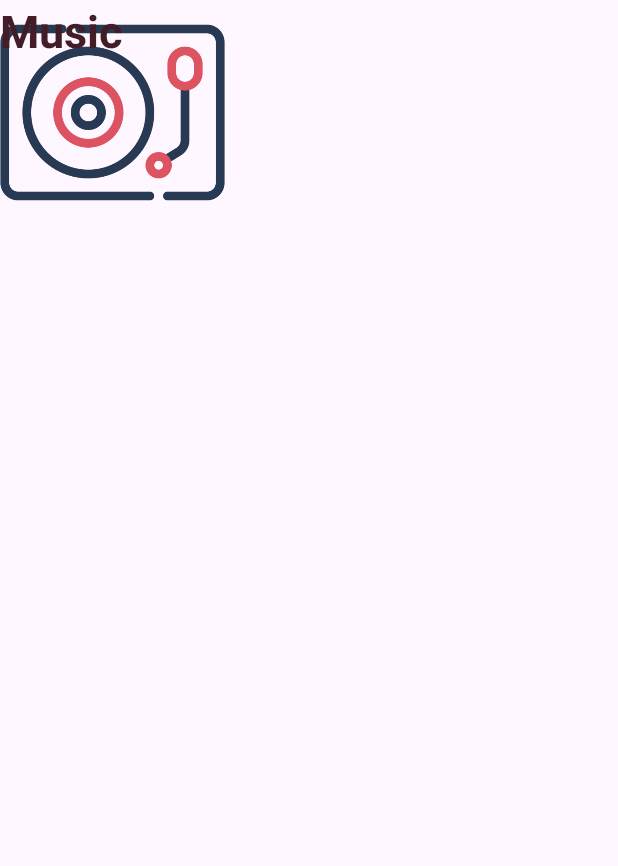
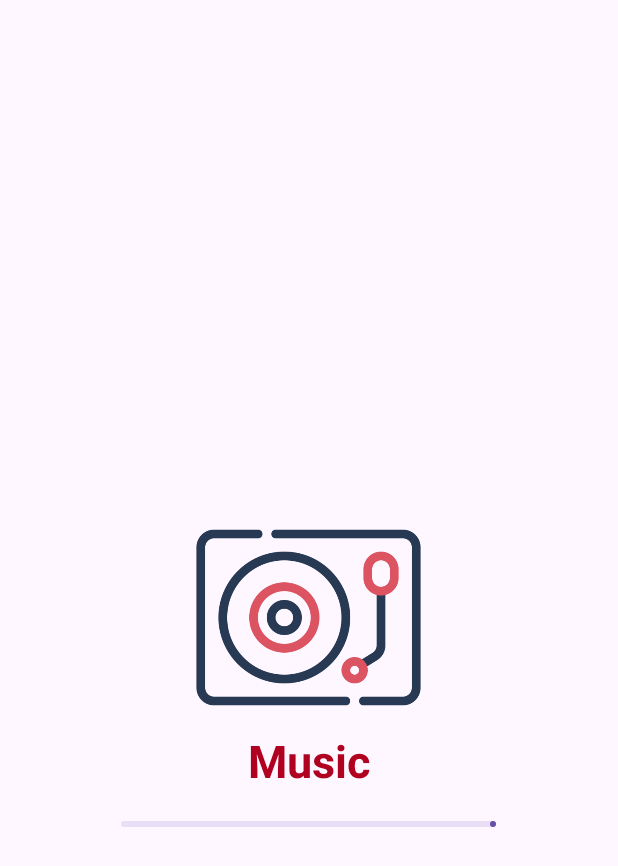
Before and after one commit to richardfreiree/EsportApp, an Android app: the SplashActivity screen opened directly, with no data from a screen before it, on a phone screen of 412 x 824 dp. Shown: the top 866 px of the screen. Run offline under Robolectric (Android 15) with nearby library versions, the phone set to English and light mode, and no system bars.

Commit message:
relative layout orientation

```diff
--- a/app/src/main/res/layout/activity_main.xml
+++ b/app/src/main/res/layout/activity_main.xml
@@ -46,7 +46,7 @@
         android:layout_above="@id/imgTrofeu"
         android:layout_alignLeft="@id/imgBoxe"
         android:scaleType="centerCrop"
-        android:src="@drawable/esgrima" />
+        android:src="@drawable/esgrima" />\
 
     <ImageView
         android:id="@+id/imgTenis"
--- a/app/src/main/res/layout/splash_layout.xml
+++ b/app/src/main/res/layout/splash_layout.xml
@@ -8,19 +8,32 @@
     tools:context=".SplashActivity">
 
     <ImageView
+        android:id="@+id/logo"
         android:layout_width="150dp"
         android:layout_height="150dp"
+        android:scaleType="centerCrop"
         android:src="@drawable/vinyl"
-        android:scaleType="centerCrop"
-        android:id="@+id/logo"
-        />
+        android:layout_centerInParent="true"
+
+        android:layout_alignParentBottom="@id/logo"/>
 
     <TextView
+        android:id="@+id/text"
+        android:layout_centerInParent="true"
+        android:layout_InParent="true"
+        android:layout_below="@+id/logo"
         android:layout_width="wrap_content"
         android:layout_height="wrap_content"
         android:text="Music"
+        android:textColor="#B10121"
         android:textSize="30dp"
-        android:textStyle="bold"
-        android:textColor="#421C26"/>
+        android:textStyle="bold" />
 
+    <com.google.android.material.progressindicator.LinearProgressIndicator
+        android:id="@+id/pgbSplash"
+        android:layout_centerInParent="true"
+        android:layout_below="@id/text"
+        android:layout_width="250dp"
+        android:layout_height="match_parent"
+        android:layout_marginTop="20dp"/>
 </RelativeLayout>
```
